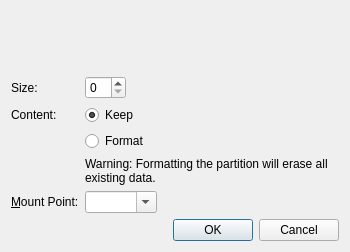
The window that src/modules/partition/gui/EditExistingPartitionDialog.ui (calamares/calamares) describes before a commit, drawn with Qt 5.
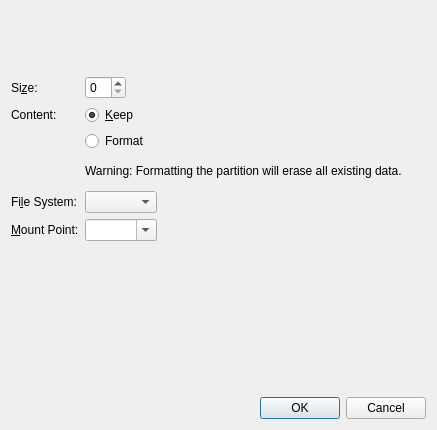
The same window after the commit. Custom widgets are drawn as their Qt base class.

Commit message: Allow changing the filesystem type when editing a partition.

Diff of the .ui file:
```diff
--- a/src/modules/partition/gui/EditExistingPartitionDialog.ui
+++ b/src/modules/partition/gui/EditExistingPartitionDialog.ui
@@ -6,8 +6,8 @@
    <rect>
     <x>0</x>
     <y>0</y>
-    <width>350</width>
-    <height>236</height>
+    <width>437</width>
+    <height>430</height>
    </rect>
   </property>
   <property name="sizePolicy">
@@ -57,7 +57,7 @@
      <item row="2" column="1">
       <widget class="QRadioButton" name="keepRadioButton">
        <property name="text">
-        <string>Keep</string>
+        <string>&amp;Keep</string>
        </property>
        <property name="checked">
         <bool>true</bool>
@@ -87,7 +87,7 @@
        </property>
       </widget>
      </item>
-     <item row="5" column="0">
+     <item row="6" column="0">
       <widget class="QLabel" name="mountPointLabel">
        <property name="text">
         <string>&amp;Mount Point:</string>
@@ -97,7 +97,7 @@
        </property>
       </widget>
      </item>
-     <item row="5" column="1">
+     <item row="6" column="1">
       <widget class="QComboBox" name="mountPointComboBox">
        <property name="editable">
         <bool>true</bool>
@@ -110,7 +110,7 @@
      <item row="1" column="0">
       <widget class="QLabel" name="label">
        <property name="text">
-        <string>Size:</string>
+        <string>Si&amp;ze:</string>
        </property>
        <property name="buddy">
         <cstring>sizeSpinBox</cstring>
@@ -120,6 +120,19 @@
      <item row="1" column="1">
       <widget class="QSpinBox" name="sizeSpinBox"/>
      </item>
+     <item row="5" column="0">
+      <widget class="QLabel" name="fileSystemLabel">
+       <property name="text">
+        <string>Fi&amp;le System:</string>
+       </property>
+       <property name="buddy">
+        <cstring>fileSystemComboBox</cstring>
+       </property>
+      </widget>
+     </item>
+     <item row="5" column="1">
+      <widget class="QComboBox" name="fileSystemComboBox"/>
+     </item>
     </layout>
    </item>
    <item>
```
The commit also changes 1 other file.
